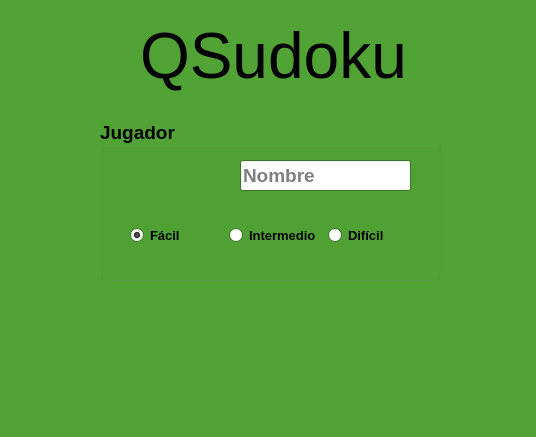
Old version of the form home.ui in the repository juanmisak/PySudoku.
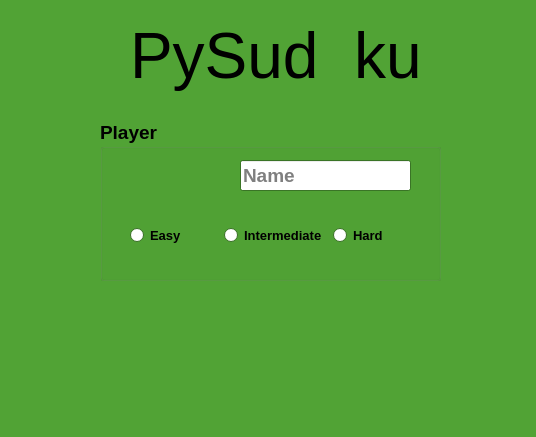
New version of the form. Icons and pictures are not drawn.

What changed in the file:
```diff
--- a/home.ui
+++ b/home.ui
@@ -448,9 +448,9 @@
   <widget class="QPushButton" name="pushButton">
    <property name="geometry">
     <rect>
-     <x>70</x>
+     <x>130</x>
      <y>120</y>
-     <width>221</width>
+     <width>161</width>
      <height>121</height>
     </rect>
    </property>
@@ -517,7 +517,7 @@
     </font>
    </property>
    <property name="title">
-    <string>Jugador</string>
+    <string>Player</string>
    </property>
    <widget class="QWidget" name="horizontalLayoutWidget">
     <property name="geometry">
@@ -537,10 +537,7 @@
         </font>
        </property>
        <property name="text">
-        <string>Fácil</string>
-       </property>
-       <property name="checked">
-        <bool>true</bool>
+        <string>Easy</string>
        </property>
       </widget>
      </item>
@@ -552,7 +549,7 @@
         </font>
        </property>
        <property name="text">
-        <string>Intermedio</string>
+        <string>Intermediate</string>
        </property>
       </widget>
      </item>
@@ -564,7 +561,7 @@
         </font>
        </property>
        <property name="text">
-        <string>Difícil</string>
+        <string>Hard</string>
        </property>
       </widget>
      </item>
@@ -580,14 +577,14 @@
      </rect>
     </property>
     <property name="placeholderText">
-     <string>Nombre</string>
+     <string>Name</string>
     </property>
    </widget>
   </widget>
   <widget class="QLabel" name="label_3">
    <property name="geometry">
     <rect>
-     <x>140</x>
+     <x>130</x>
      <y>10</y>
      <width>361</width>
      <height>91</height>
@@ -599,7 +596,7 @@
     </font>
    </property>
    <property name="text">
-    <string>QSudoku</string>
+    <string>PySud  ku</string>
    </property>
   </widget>
   <widget class="QPushButton" name="btnJugar">
@@ -663,6 +660,35 @@
     <bool>true</bool>
    </property>
   </widget>
+  <widget class="QPushButton" name="pushButton_5">
+   <property name="geometry">
+    <rect>
+     <x>303</x>
+     <y>41</y>
+     <width>41</width>
+     <height>41</height>
+    </rect>
+   </property>
+   <property name="toolTip">
+    <string>&lt;html&gt;&lt;head/&gt;&lt;body&gt;&lt;p&gt;PySudoku v1.0&lt;/p&gt;&lt;/body&gt;&lt;/html&gt;</string>
+   </property>
+   <property name="text">
+    <string/>
+   </property>
+   <property name="icon">
+    <iconset>
+     <normaloff>:/images/Mysitemyway-Blue-Jeans-Social-Media-Delicious-square.ico</normaloff>:/images/Mysitemyway-Blue-Jeans-Social-Media-Delicious-square.ico</iconset>
+   </property>
+   <property name="iconSize">
+    <size>
+     <width>40</width>
+     <height>40</height>
+    </size>
+   </property>
+   <property name="flat">
+    <bool>true</bool>
+   </property>
+  </widget>
  </widget>
  <resources>
   <include location="Resources.qrc"/>
```
Left out of the diff: 16 changed lines with no effect on the pictures.
